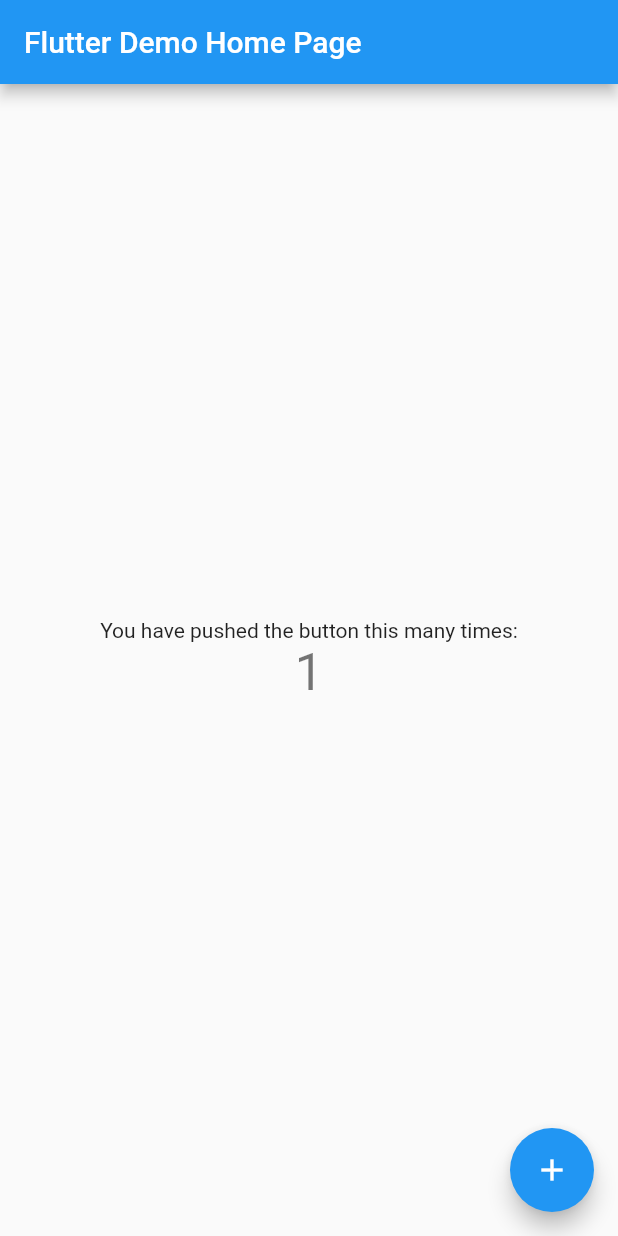
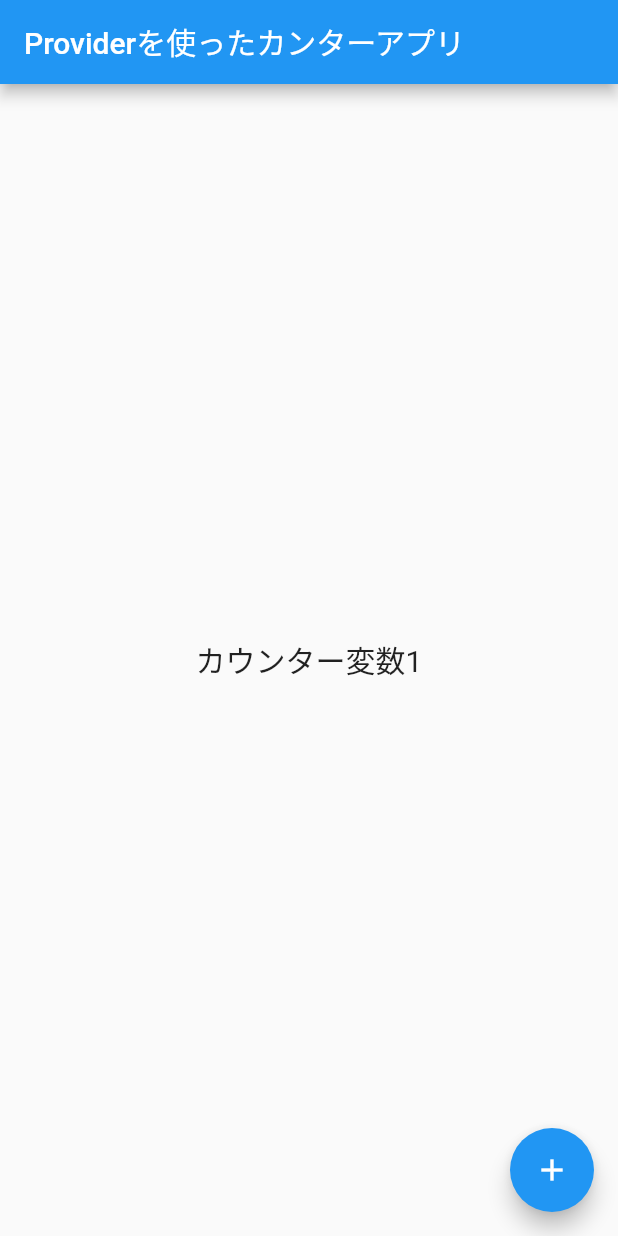
Before and after one commit to DeveloperJunichi/Flutter-DEMO-APP, a Flutter app: the screen it shows after launch, after a tap on the "add" icon, on a phone screen of 412 x 824 dp. Run offline on Flutter 3.47's test engine with Material 2 defaults, Android fonts, the phone set to English and light mode, and no system bars.

Commit message:
Provider.of<CounterModel>(context)を使ったパターン

```diff
--- /dev/null
+++ b/lib/counter_model.dart
@@ -0,0 +1,13 @@
+import 'package:flutter/material.dart';
+// Providerで変数と関数の状態を管理するクラス
+class CounterModel extends ChangeNotifier {
+  // int型の変数
+  int _count = 0;
+  // ゲッターと呼ばれる値を渡すコード
+  int get count => _count;
+  // クリックするとカウンターが増える関数
+  void countAdd() {
+    _count++;
+    notifyListeners();
+  }
+}
--- a/lib/main.dart
+++ b/lib/main.dart
@@ -1,119 +1,60 @@
 import 'package:flutter/material.dart';
-// voidとは、他の言語でもあるのですが、型がないという意味です。mainは一番最初に実行される関数です。
+import 'package:provider/provider.dart';
+import 'package:test_app/counter_model.dart';
+// ChangeNotifierProviderを使ったカウンターアプリ
 void main() {
   runApp(const MyApp());
 }
-// StatelessWidgetは、状態を持たないWidgetです。
+
 class MyApp extends StatelessWidget {
   const MyApp({Key? key}) : super(key: key);
 
-  // このウィジェットは、アプリケーションのルートとなるものです。
   @override
   Widget build(BuildContext context) {
     return MaterialApp(
       title: 'Flutter Demo',
       theme: ThemeData(
-        // これがあなたのアプリケーションのテーマです。
-        //
-        // "flutter run "でアプリケーションを実行してみてください。アプリケーションに青いツールバーがあるのがわかるでしょう。
-        // アプリケーションに青いツールバーが表示されます。次に、アプリを終了させずに、以下を試してみてください。
-        // 以下のprimarySwatchをColors.greenに変更してみてください。
-        // "hot reload" を実行してください（"flutter run" を実行したコンソールで "r" を押してください。
-        // または、Flutter IDEで "hot reload "するために変更を保存するだけです）。
-        // カウンターがゼロにリセットされなかったことに注意してください。
-        // アプリケーションは再起動されません。
         primarySwatch: Colors.blue,
       ),
-      home: const MyHomePage(title: 'Flutter Demo Home Page'),
+      // ChangeNotifierProviderでMyHomePageをラップして、Providerを使えるようにする
+      home: ChangeNotifierProvider<CounterModel>(
+        create: (context) => CounterModel(),
+          child: const MyHomePage()),
     );
   }
 }
-// StatefulWidgetは、状態を持っているWidgetです。
-class MyHomePage extends StatefulWidget {
-  const MyHomePage({Key? key, required this.title}) : super(key: key);
-
-  // このウィジェットは、アプリケーションのトップページです。これはステートフルであり、つまり
-  // このウィジェットは、State オブジェクト (以下で定義) を持っています。
-  // どのように見えるかに影響するフィールドを含んでいます。
-
-  // このクラスは、状態の設定です。このクラスは状態の設定です。
-  // 親ウィジェット（この場合はアプリウィジェット）が提供する値（この場合はタイトル）と
-  // State のビルドメソッドで使用されます。Widget サブクラス内のフィールドは
-  // 常に "final" とマークされる。
-
-  final String title;
-
-  @override
-  State<MyHomePage> createState() => _MyHomePageState();
-}
-// StatefulWidgetでは、こちらに、アプリで使うプロパティ(変数)とメソッド(関数)を定義します。
-class _MyHomePageState extends State<MyHomePage> {
-  // _を変数につけると、このクラスの中でしか使えないように設定することができる。プライベートと表現される
-  // プライベート(エンジニアの表現では隠蔽すると表現されたりします。)
-  // Dartに影響を与えたJavaだと、Private int counter = 0; と書きます。
-  int _counter = 0;
-
-  void _incrementCounter() {
-    setState(() {
-      // このsetStateの呼び出しは、Flutterフレームワークに、このStateに何か変更があったことを伝える。
-      // これにより、以下のビルドメソッドを再実行し、ディスプレイに更新された値を反映させます。
-      // 表示に更新された値を反映させるために、以下のビルドメソッドを再実行する。もし
-      // setState() を呼び出さずに _counter を変更した場合、ビルドメソッドは再呼び出されないので
-      // ビルドメソッドは再コールされないので、何も起こらないように見える。
-      _counter++;
-    });
-  }
+// StatelessWidgetは状態を持たないので、画面を作るだけ。ロジックはProviderを使って呼び出す。
+class MyHomePage extends StatelessWidget {
+  const MyHomePage({Key? key}) : super(key: key);
 
   @override
   Widget build(BuildContext context) {
-    // このメソッドは setState が呼ばれるたびに再実行されます。
-    // 上記の _incrementCounter メソッドによって実行されます。
-    //
-    // Flutter フレームワークはビルドメソッドの再実行を高速化するよう最適化されています。
-    //更新が必要なものを個別に変更するのではなく、リビルドするだけで済むように、
-    // Flutter フレームワークはビルドメソッドの再実行が高速になるように最適化されています。
-    // ウィジェットのインスタンスを個別に変更するのではなく、更新が必要なものを再構築するだけです。
+    // Providerをこのページで呼び出すために書く変数。
+    final countModel = Provider.of<CounterModel>(context);
     return Scaffold(
       appBar: AppBar(
-        // ここでは、App.buildメソッドで作成されたMyHomePageオブジェクトから値を取得します。
-        // App.buildメソッドで作成されたMyHomePageオブジェクトから値を取得し、それを使用してappbarのタイトルを設定します。
-        title: Text(widget.title),
+        title: Text("Providerを使ったカンターアプリ"),
       ),
       body: Center(
-        // Center はレイアウトウィジェットです。子プロセスを 1 つ受け取り、それを親の中央に配置します。
-        // 親の中央に配置します。
-        child: Column(
-        // Column はレイアウトウィジェットでもあります。子プロセスのリストを受け取り
-        // それらを縦に並べます。デフォルトでは
-        // また、親と同じ高さになるようにします。
-        //
-        // 「デバッグペイント」を呼び出す（コンソールで「p」を押し、「デバッグペイントの切り替え」を選択する）。
-        // Android StudioのFlutter Inspectorから // "Toggle Debug Paint "アクションを選択する。
-        // コンソールで "p "を押す、Android StudioのFlutter Inspectorで "Toggle Debug Paint "アクションを選ぶ、またはVisual Studio Codeで "Toggle Debug Paint "コマンドを選ぶ）。
-        // 各ウィジェットのワイヤーフレームを見るには
-        //
-        // カラムには、サイズや子ウィジェットの位置を制御するための様々なプロパティがあります。
-        // 子ウィジェットをどのように配置するかを制御します。ここでは、mainAxisAlignment を使用しています。
-        // ここでは、mainAxisAlignment を使用して、子ウィジェットを垂直方向に配置しています。
-        // 列は垂直であるため、ここでの主軸は垂直軸です（横軸は
-        // 水平）。
-          mainAxisAlignment: MainAxisAlignment.center,
-          children: <Widget>[
-            const Text(
-              'You have pushed the button this many times:',
-            ),
-            Text(
-              '$_counter',
-              style: Theme.of(context).textTheme.headline4,
-            ),
-          ],
+        child: Container(
+          child: Column(
+            mainAxisAlignment: MainAxisAlignment.center,
+            children: [
+              // ここで、Provider.of<CounterModel>(context).countと書かれていて、他のページから状態をもった変数を呼び出す。
+              Text('カウンター変数${countModel.count}', style: TextStyle(fontSize: 20),)
+            ],
+          ),
         ),
       ),
+      // 画面右下のプラスボタン
       floatingActionButton: FloatingActionButton(
-        onPressed: _incrementCounter,
+        onPressed: () {
+          // ここで、Provider.of<CounterModel>(context).countAdd();と書かれていて、他のページから状態をもった関数を呼び出す。
+          countModel.countAdd();
+        },
         tooltip: 'Increment',
         child: const Icon(Icons.add),
-      ), // This trailing comma makes auto-formatting nicer for build methods.
+      ),
     );
   }
 }
--- a/pubspec.yaml
+++ b/pubspec.yaml
@@ -34,6 +34,7 @@ dependencies:
   # The following adds the Cupertino Icons font to your application.
   # Use with the CupertinoIcons class for iOS style icons.
   cupertino_icons: ^1.0.2
+  provider: ^6.0.3
 
 dev_dependencies:
   flutter_test:
```
Also changed, not shown: pubspec.lock.
